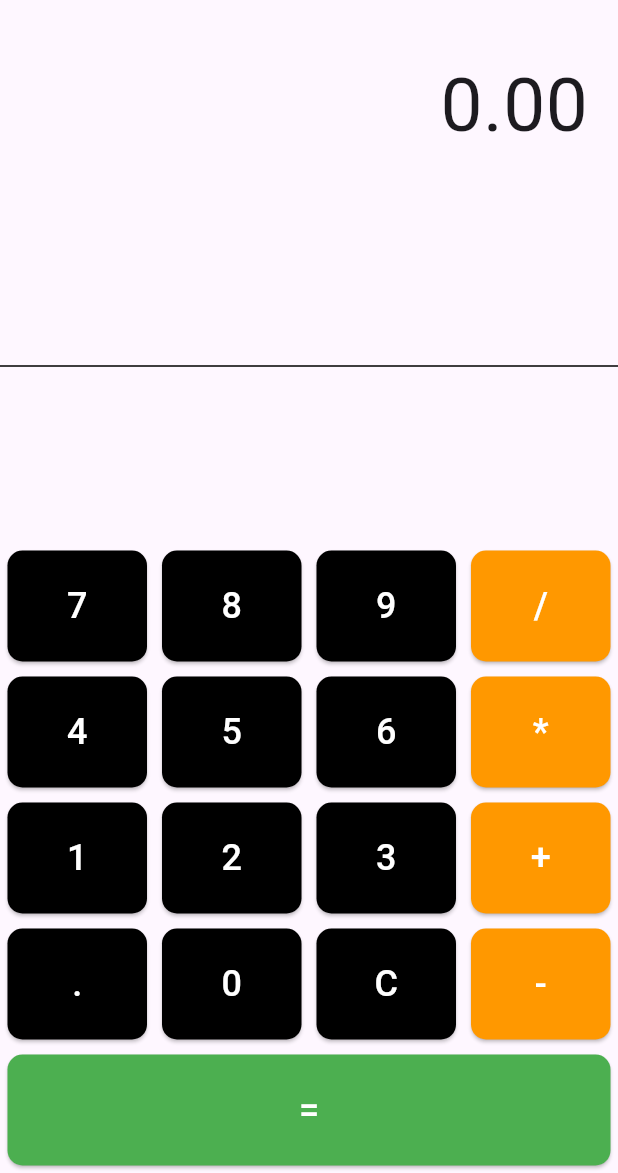
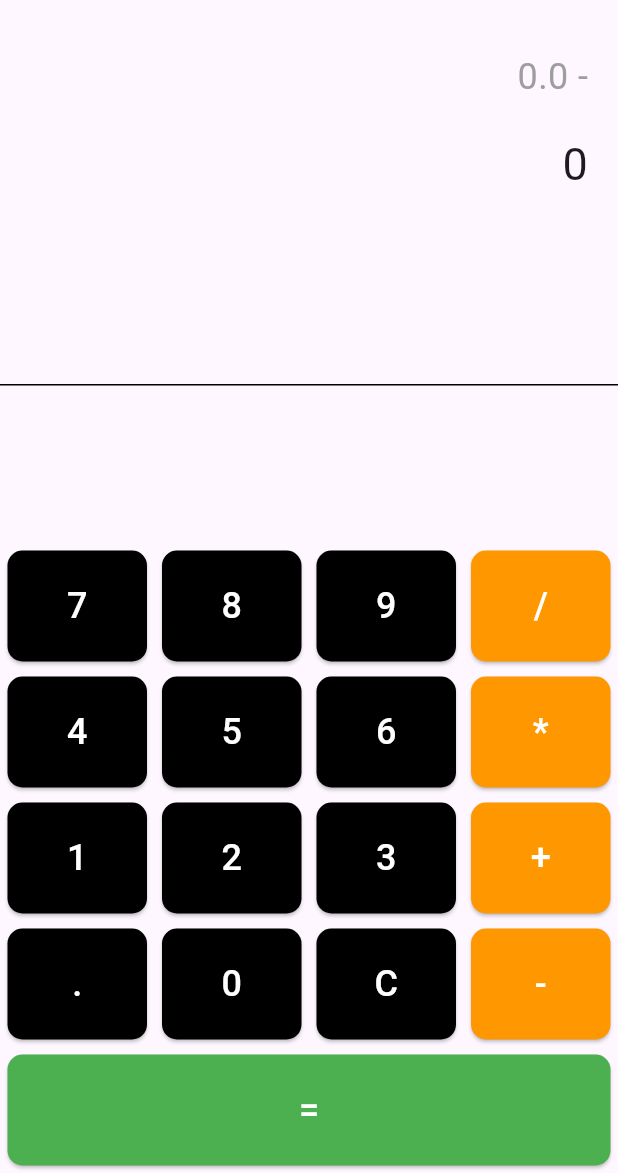
Before and after one commit to bibekparajuli84/CalculatorApp-using-Flutter, a Flutter app: the screen it shows after launch, item 4 of the bottom bar chosen, on a phone screen of 412 x 824 dp, the part 63-1236 px from its top. Run offline on Flutter 3.47's test engine with Material 3 defaults, Android fonts, the phone set to English and light mode, and no system bars.

Commit message:
adding expresion and made real looking calculator

```diff
--- a/lib/calcapp.dart
+++ b/lib/calcapp.dart
@@ -13,19 +13,23 @@ class _CalcappState extends State<Calcapp> {
   double num1 = 0;
   double num2 = 0;
   String operand = "";
+  String expression = "";
+
   buttonpresses(String buttontext) {
     if (buttontext == "C") {
       _output = "0";
       num1 = 0;
       num2 = 0;
       operand = "";
+      expression = "";
     } else if (buttontext == "+" ||
         buttontext == "-" ||
         buttontext == "/" ||
         buttontext == "*") {
       num1 = double.parse(output);
       operand = buttontext;
-      _output = "0 ";
+      _output = "0";
+      expression = "$num1 $operand";
     } else if (buttontext == "=") {
       num2 = double.parse(output);
       switch (operand) {
@@ -42,14 +46,23 @@ class _CalcappState extends State<Calcapp> {
           _output = (num1 / num2).toString();
           break;
       }
+      expression = "$num1 $operand $num2 =";
       num1 = 0;
       num2 = 0;
       operand = "";
     } else {
       _output = _output + buttontext;
+
+      if (operand.isEmpty) {
+        expression = _output; // it show current input
+      } else {
+        expression = "$num1 $operand $_output"; // it show partial expression
+      }
     }
     setState(() {
-      output = double.parse(_output).toStringAsFixed(2);
+      output = double.parse(
+        _output,
+      ).toStringAsFixed(2).replaceAll(RegExp(r'\.00$'), '');
     });
   }
 
@@ -63,16 +76,23 @@ class _CalcappState extends State<Calcapp> {
           children: [
             Container(
               alignment: Alignment.centerRight,
-              padding: EdgeInsets.all(20),
-              child: Text(output, style: TextStyle(fontSize: 50)),
+              padding: const EdgeInsets.only(top: 20, right: 20),
+              child: Text(
+                expression,
+                style: const TextStyle(fontSize: 24, color: Colors.grey),
+              ),
             ),
-            Expanded(child: Divider(color: Colors.black)),
+            Container(
+              alignment: Alignment.centerRight,
+              padding: const EdgeInsets.all(20),
+              child: Text(output, style: const TextStyle(fontSize: 30)),
+            ),
+            const Expanded(child: Divider(color: Colors.black)),
 
             Column(
               children: [
                 Row(
                   children: [
-                    //applying the button widget that has been created below
                     buildbutton('7', Colors.black),
                     buildbutton('8', Colors.black),
                     buildbutton('9', Colors.black),
@@ -116,11 +136,10 @@ class _CalcappState extends State<Calcapp> {
   Widget buildbutton(String buttonText, Color colorbutton) {
     return Expanded(
       child: Container(
-        margin: EdgeInsets.all(5),
-
+        margin: const EdgeInsets.all(5),
         child: ElevatedButton(
           style: ElevatedButton.styleFrom(
-            padding: EdgeInsets.all(20),
+            padding: const EdgeInsets.all(20),
             shape: RoundedRectangleBorder(
               borderRadius: BorderRadius.circular(10),
             ),
@@ -131,7 +150,7 @@ class _CalcappState extends State<Calcapp> {
           },
           child: Text(
             buttonText,
-            style: TextStyle(fontSize: 24, color: Colors.white),
+            style: const TextStyle(fontSize: 24, color: Colors.white),
           ),
         ),
       ),
```
